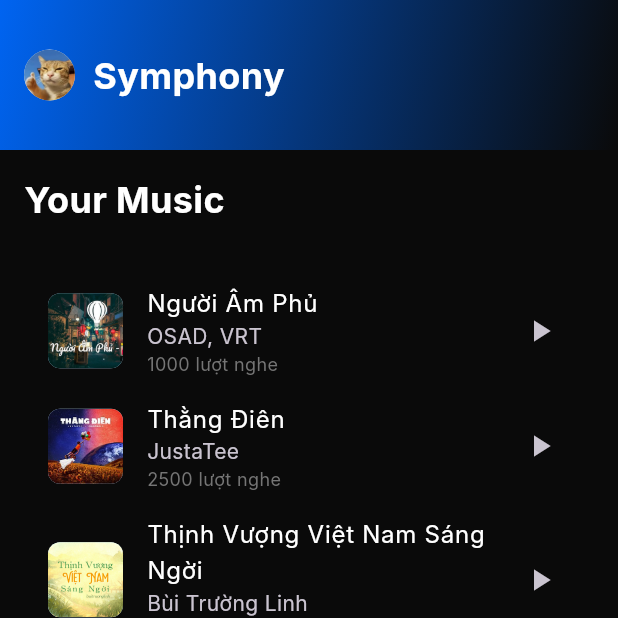
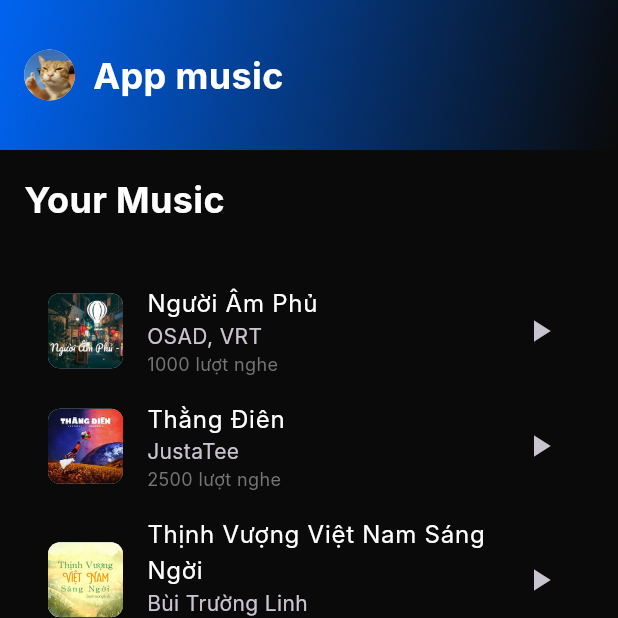
Before and after one commit to phungquocthai-aeron-dev/Symphony_music_app, a Flutter app: the screen it shows after launch, on a phone screen of 412 x 824 dp, the top half of it. Run offline on Flutter 3.47's test engine with Material 3 defaults, Android fonts, the phone set to English and light mode, and no system bars; our stand-ins replace audioplayers; Roboto replaces fonts that are missing (Inter).

Commit message:
test branch

```diff
--- a/lib/widgets/custom_app_bar.dart
+++ b/lib/widgets/custom_app_bar.dart
@@ -31,7 +31,7 @@ class CustomAppBar extends StatelessWidget {
 
               // Tên app
               Text(
-                'Symphony',
+                'App music',
                 style: TextStyle(
                   color: Colors.white,
                   fontSize: 24,
```
